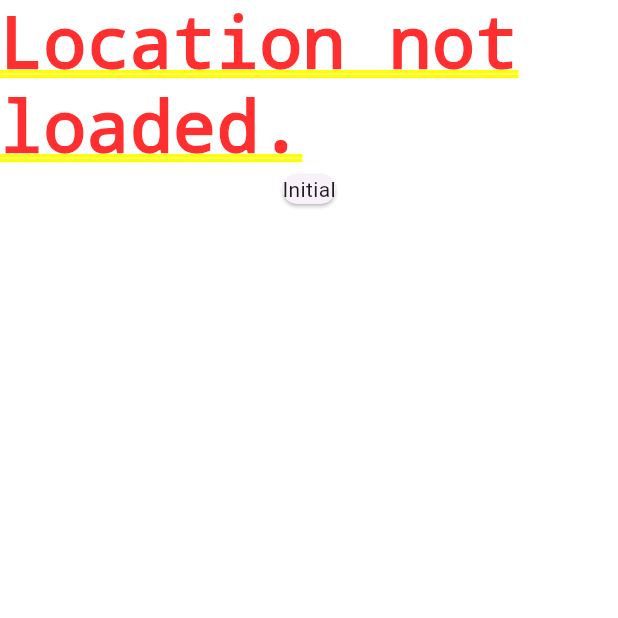
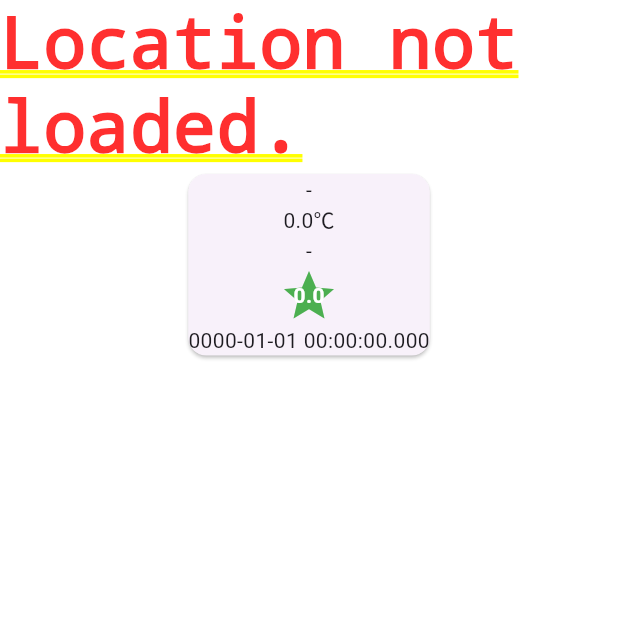
Before and after one commit to InkyChew/flutter-weather-app, a Flutter app: the screen it shows after launch, after a tap on the "place" icon, on a phone screen of 412 x 824 dp, the top half of it. Run offline on Flutter 3.47's test engine with Material 3 defaults, Android fonts, the phone set to English and light mode, and no system bars; our stand-ins replace equatable, flutter_bloc, geolocator, hydrated_bloc.

Commit message:
Decorate UVIndex

```diff
--- a/lib/current_weather/cubit/current_weather_cubit.dart
+++ b/lib/current_weather/cubit/current_weather_cubit.dart
@@ -25,7 +25,9 @@ class WeatherCubit extends HydratedCubit<CurrentWeatherState> {
       emit(
         state.copyWith(
           status: WeatherStatus.success,
-          weather: weather,
+          weather: weather.copyWith(
+            obsTime: weather.obsTime.toLocal()
+          ),
         ),
       );
     } on Exception catch (e) {
--- a/lib/current_weather/view/current_weather_card.dart
+++ b/lib/current_weather/view/current_weather_card.dart
@@ -1,6 +1,7 @@
 import 'package:flutter/material.dart';
 import 'package:flutter_bloc/flutter_bloc.dart';
 import 'package:weather/current_weather/current_weather.dart';
+import 'package:weather/uvIndex/view/uv_index_widget.dart';
 
 class CurrentWeatherCard extends StatelessWidget {
   const CurrentWeatherCard({super.key});
@@ -11,7 +12,8 @@ class CurrentWeatherCard extends StatelessWidget {
       child: BlocBuilder<WeatherCubit, CurrentWeatherState>(
         builder: (context, state) {
           return switch (state.status) {
-            WeatherStatus.initial => const Text("Initial"),
+            WeatherStatus.initial =>
+              CurrentWeatherLoaded(weather: state.weather),
             WeatherStatus.loading => const CircularProgressIndicator(),
             WeatherStatus.failure => const Text("Something went wrong!"),
             WeatherStatus.success =>
@@ -31,12 +33,10 @@ class CurrentWeatherLoaded extends StatelessWidget {
   Widget build(BuildContext context) {
     return Column(
       children: [
-        const Text("Weather"),
-        Text('${weather.countyName} ${weather.townName}'),
+        Text(weather.countyName),
         Text('${weather.airTemperature}℃'),
         Text(weather.weather),
-        Text('${weather.precipitation}mm'),
-        Text('${weather.uvIndex}'),
+        UvIndexWidget(uvIndex: weather.uvIndex),
         Text('${weather.obsTime}'),
       ]
     );
--- a/lib/location/view/location_view.dart
+++ b/lib/location/view/location_view.dart
@@ -20,8 +20,9 @@ class _LocationViewState extends State<LocationView> {
         listener: (context, state) {
           if (state is LocationLoaded) {
             context.read<WeatherCubit>().fetchWeather(
-                  state.position.latitude,
-                  state.position.longitude,
+              24.82963,121.00602
+                  // state.position.latitude,
+                  // state.position.longitude,
                 );
           }
           if (state is LocationError) {
--- a/lib/main.dart
+++ b/lib/main.dart
@@ -20,7 +20,6 @@ Future<void> main() async {
 
 class MyApp extends StatelessWidget {
   const MyApp({super.key});
-  // This widget is the root of your application.
   @override
   Widget build(BuildContext context) {
     return MaterialApp(
--- /dev/null
+++ b/lib/uvIndex/models/models.dart
@@ -0,0 +1 @@
+export 'uv_index.dart';
--- /dev/null
+++ b/lib/uvIndex/models/uv_index.dart
@@ -0,0 +1,27 @@
+enum UVIndexLevel {
+  low,         // 0-2
+  moderate,    // 3-5
+  high,        // 6-7
+  veryHigh,    // 8-10
+  extreme,     // 11+
+  error,       // X (Instrument Error)
+  missing, color      // -99 (Missing or Abnormal Data)
+}
+
+UVIndexLevel getUVIndexLevel(double uvIndex) {
+  if (uvIndex < 0) {
+    return UVIndexLevel.missing; // Handling negative values or abnormal data
+  }
+  if (uvIndex <= 2) {
+    return UVIndexLevel.low;
+  } else if (uvIndex <= 5) {
+    return UVIndexLevel.moderate;
+  } else if (uvIndex <= 7) {
+    return UVIndexLevel.high;
+  } else if (uvIndex <= 10) {
+    return UVIndexLevel.veryHigh;
+  } else if (uvIndex >= 11) {
+    return UVIndexLevel.extreme;
+  }
+  return UVIndexLevel.error; // Handling invalid values
+}
--- /dev/null
+++ b/lib/uvIndex/view/uv_index_widget.dart
@@ -0,0 +1,56 @@
+import 'package:flutter/material.dart';
+import 'package:weather/uvIndex/models/models.dart';
+
+class UvIndexWidget extends StatelessWidget {
+  const UvIndexWidget({super.key, required this.uvIndex});
+
+  final double uvIndex;
+
+  @override
+  Widget build(BuildContext context) {
+    return Stack(
+      alignment: Alignment.center,
+      children: [
+        Icon(
+          Icons.star,
+          size: 40,
+          color: getUVIndexLevel(uvIndex).color,
+        ),
+        Positioned(
+          top: 10,
+          child: Text(
+            '$uvIndex',
+            style: const TextStyle(
+              fontSize: 14,
+              fontWeight: FontWeight.bold,
+              color: Colors.white, // Text color
+            ),
+          ),
+        ),
+      ],
+    );
+  }
+}
+
+extension UVIndexLevelExtension on UVIndexLevel {
+  Color get color {
+    switch (this) {
+      case UVIndexLevel.low:
+        return Colors.green; // Low UV index (0-2)
+      case UVIndexLevel.moderate:
+        return Colors.yellow; // Moderate UV index (3-5)
+      case UVIndexLevel.high:
+        return Colors.orange; // High UV index (6-7)
+      case UVIndexLevel.veryHigh:
+        return Colors.red; // Very high UV index (8-10)
+      case UVIndexLevel.extreme:
+        return Colors.purple; // Extreme UV index (11+)
+      case UVIndexLevel.error:
+        return Colors.grey; // Instrument Error (X)
+      case UVIndexLevel.missing:
+        return Colors.black12; // Missing data (-99)
+      default:
+        return Colors.transparent; // Default for any undefined cases
+    }
+  }
+}
```
